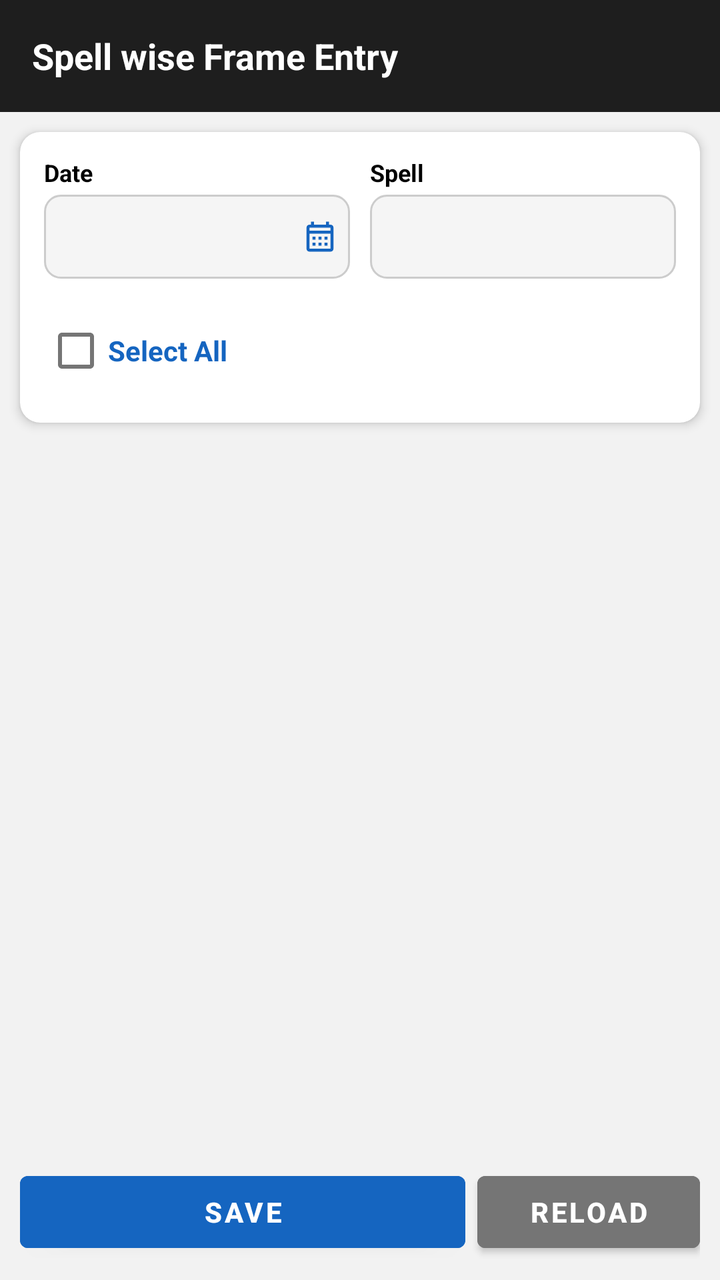
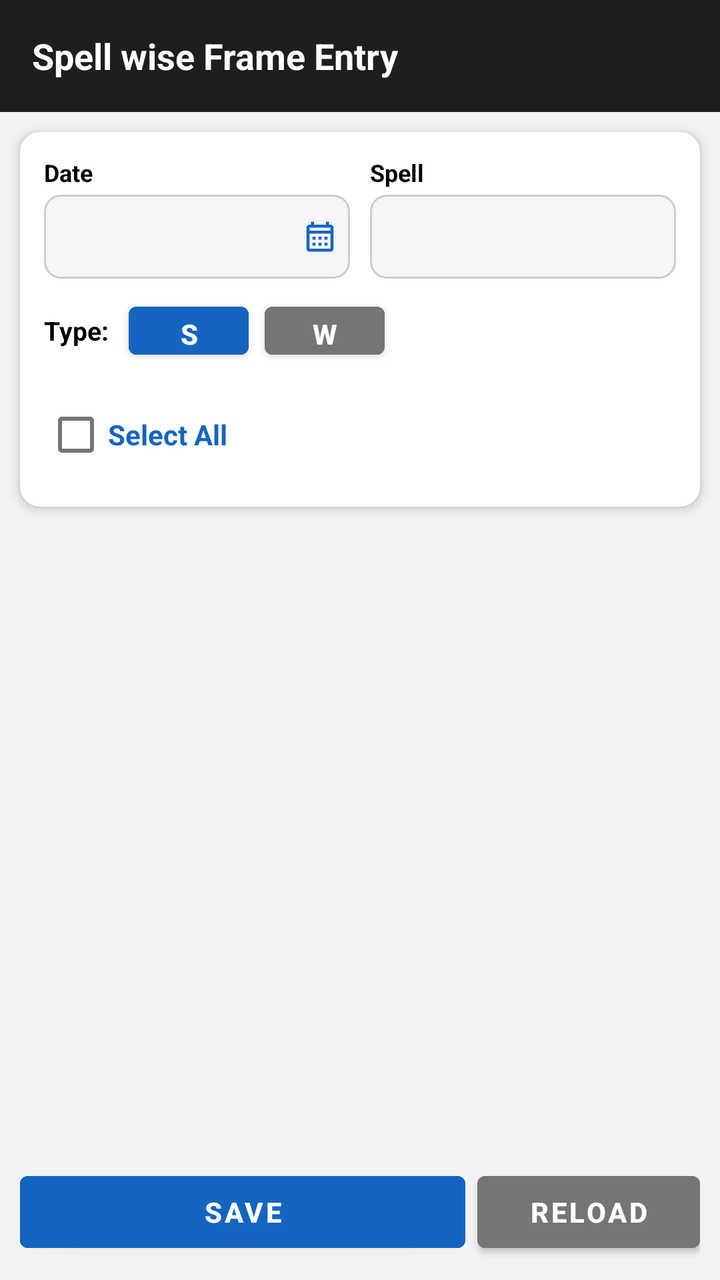

Screens rendered from an Android XML layout before and after an edit, with the pre-edit source and the edit as a unified diff.
<!-- AndroidManifest.xml: application theme Theme.MyHrms -->
<!-- res/layout/activity_spell_wise_frame_entry.xml -->
<?xml version="1.0" encoding="utf-8"?>
<LinearLayout xmlns:android="http://schemas.android.com/apk/res/android"
    xmlns:app="http://schemas.android.com/apk/res-auto"
    android:layout_width="match_parent"
    android:layout_height="match_parent"
    android:orientation="vertical"
    android:background="#F2F2F2">

    <androidx.appcompat.widget.Toolbar
        android:id="@+id/toolbar"
        android:layout_width="match_parent"
        android:layout_height="?attr/actionBarSize"
        android:background="#1E1E1E"
        app:titleTextColor="@color/white">
        <TextView
            android:layout_width="wrap_content"
            android:layout_height="wrap_content"
            android:text="Spell wise Frame Entry"
            android:textColor="#FFFFFF"
            android:textSize="18sp"
            android:textStyle="bold" />
    </androidx.appcompat.widget.Toolbar>

    
    <androidx.cardview.widget.CardView
        android:layout_width="match_parent"
        android:layout_height="wrap_content"
        android:layout_margin="10dp"
        app:cardCornerRadius="10dp"
        app:cardElevation="3dp"
        app:cardBackgroundColor="#FFFFFF">

        <LinearLayout
            android:layout_width="match_parent"
            android:layout_height="wrap_content"
            android:orientation="vertical"
            android:padding="12dp">

            
            <LinearLayout
                android:layout_width="match_parent"
                android:layout_height="wrap_content"
                android:orientation="horizontal"
                android:weightSum="2"
                android:layout_marginBottom="8dp">

                <LinearLayout
                    android:layout_width="0dp"
                    android:layout_height="wrap_content"
                    android:layout_weight="1"
                    android:orientation="vertical"
                    android:layout_marginEnd="5dp">
                    <TextView android:layout_width="wrap_content" android:layout_height="wrap_content"
                        android:text="Date" android:textColor="#000000" android:textSize="12sp"
                        android:textStyle="bold" android:layout_marginBottom="3dp"/>
                    <LinearLayout
                        android:id="@+id/btnEntryDate"
                        android:layout_width="match_parent"
                        android:layout_height="42dp"
                        android:background="@drawable/bg_input_rounded_light"
                        android:gravity="center_vertical"
                        android:orientation="horizontal"
                        android:paddingStart="10dp"
                        android:paddingEnd="6dp">
                        <TextView
                            android:id="@+id/tvEntryDate"
                            android:layout_width="0dp"
                            android:layout_height="wrap_content"
                            android:layout_weight="1"
                            android:textColor="#000000"
                            android:textSize="13sp" />
                        <ImageView android:layout_width="18dp" android:layout_height="18dp"
                            android:src="@drawable/ic_calendar" app:tint="#1565C0" />
                    </LinearLayout>
                </LinearLayout>

                <LinearLayout
                    android:layout_width="0dp"
                    android:layout_height="wrap_content"
                    android:layout_weight="1"
                    android:orientation="vertical"
                    android:layout_marginStart="5dp">
                    <TextView android:layout_width="wrap_content" android:layout_height="wrap_content"
                        android:text="Spell" android:textColor="#000000" android:textSize="12sp"
                        android:textStyle="bold" android:layout_marginBottom="3dp"/>
                    <Spinner
                        android:id="@+id/spEntrySpell"
                        android:layout_width="match_parent"
                        android:layout_height="42dp"
                        android:background="@drawable/bg_input_rounded_light"
                        android:paddingStart="8dp" />
                </LinearLayout>
            </LinearLayout>

            
            <LinearLayout
                android:layout_width="match_parent"
                android:layout_height="wrap_content"
                android:orientation="horizontal"
                android:gravity="center_vertical"
                android:layout_marginTop="4dp">

                <CheckBox
                    android:id="@+id/cbSelectAll"
                    android:layout_width="wrap_content"
                    android:layout_height="wrap_content"
                    android:text="Select All"
                    android:textColor="#1565C0"
                    android:textStyle="bold" />

                <TextView
                    android:id="@+id/tvSelectedCount"
                    android:layout_width="0dp"
                    android:layout_height="wrap_content"
                    android:layout_weight="1"
                    android:gravity="end"
                    android:textColor="#2E7D32"
                    android:textStyle="bold"
                    android:textSize="13sp" />
            </LinearLayout>
        </LinearLayout>
    </androidx.cardview.widget.CardView>

    
    <FrameLayout
        android:layout_width="match_parent"
        android:layout_height="0dp"
        android:layout_weight="1"
        android:layout_marginHorizontal="10dp">

        <androidx.recyclerview.widget.RecyclerView
            android:id="@+id/rvFrames"
            android:layout_width="match_parent"
            android:layout_height="match_parent"
            android:clipToPadding="false"
            android:paddingBottom="8dp" />

        <ProgressBar
            android:id="@+id/progressBar"
            android:layout_width="wrap_content"
            android:layout_height="wrap_content"
            android:layout_gravity="center"
            android:visibility="gone" />

        <TextView
            android:id="@+id/tvEmpty"
            android:layout_width="match_parent"
            android:layout_height="wrap_content"
            android:layout_gravity="center"
            android:text="No frames available for this branch"
            android:gravity="center"
            android:textColor="#888888"
            android:textSize="13sp"
            android:padding="16dp"
            android:visibility="gone" />
    </FrameLayout>

    
    <LinearLayout
        android:layout_width="match_parent"
        android:layout_height="wrap_content"
        android:orientation="horizontal"
        android:padding="10dp"
        android:weightSum="3">

        <Button
            android:id="@+id/btnSave"
            android:layout_width="0dp"
            android:layout_weight="2"
            android:layout_height="48dp"
            android:text="SAVE"
            android:textColor="#FFFFFF"
            android:backgroundTint="#1565C0"
            android:textStyle="bold"
            android:layout_marginEnd="6dp" />

        <Button
            android:id="@+id/btnReload"
            android:layout_width="0dp"
            android:layout_weight="1"
            android:layout_height="48dp"
            android:text="RELOAD"
            android:textColor="#FFFFFF"
            android:backgroundTint="#757575"
            android:textStyle="bold" />
    </LinearLayout>

</LinearLayout>
<!-- resources referenced by this layout -->
<resources>
  <color name="white">#FFFFFFFF</color>
  <!-- drawable bg_input_rounded_light (drawable) -->
  <?xml version="1.0" encoding="utf-8"?>
  <shape xmlns:android="http://schemas.android.com/apk/res/android"
      android:shape="rectangle">
      <solid android:color="#F5F5F5" />
      <corners android:radius="8dp" />
      <stroke
          android:width="1dp"
          android:color="#CCCCCC" />
  </shape>
  <!-- drawable ic_calendar (drawable) -->
  <?xml version="1.0" encoding="utf-8"?>
  <vector xmlns:android="http://schemas.android.com/apk/res/android"
      android:width="24dp"
      android:height="24dp"
      android:viewportWidth="24"
      android:viewportHeight="24">
      <path
          android:fillColor="#FFFFFF"
          android:pathData="M19,4h-1V2h-2v2H8V2H6v2H5C3.89,4 3.01,4.9 3.01,6L3,20c0,1.1 0.89,2 2,2h14c1.1,0 2,-0.9 2,-2V6C21,4.9 20.1,4 19,4zM19,20H5V10h14V20zM19,8H5V6h14V8zM9,14H7v-2h2V14zM13,14h-2v-2h2V14zM17,14h-2v-2h2V14zM9,18H7v-2h2V18zM13,18h-2v-2h2V18zM17,18h-2v-2h2V18z" />
  </vector>
  <style name="Theme.MyHrms" parent="Theme.MaterialComponents.DayNight.NoActionBar">
          
          <item name="colorPrimary">@color/toolbar_dark_blue</item>
          <item name="colorPrimaryVariant">@color/toolbar_dark_blue</item>
          <item name="colorOnPrimary">@color/white</item>
          
          <item name="colorSecondary">@color/teal_200</item>
          <item name="colorSecondaryVariant">@color/teal_700</item>
          <item name="colorOnSecondary">@color/black</item>
          
          <item name="android:statusBarColor">@color/toolbar_dark_blue</item>
          
      </style>
  <color name="toolbar_dark_blue">#003B5C</color>
  <color name="teal_200">#FF03DAC5</color>
  <color name="teal_700">#FF018786</color>
  <color name="black">#FF000000</color>
</resources>

<!-- the commit's change to res/layout/activity_spell_wise_frame_entry.xml (unified diff, before → after) -->
@@ -98,6 +98,49 @@
                 android:layout_height="wrap_content"
                 android:orientation="horizontal"
                 android:gravity="center_vertical"
+                android:layout_marginBottom="6dp">
+
+                <TextView
+                    android:layout_width="wrap_content"
+                    android:layout_height="wrap_content"
+                    android:text="Type:"
+                    android:textColor="#000000"
+                    android:textStyle="bold"
+                    android:textSize="13sp"
+                    android:layout_marginEnd="10dp"/>
+
+                <Button
+                    android:id="@+id/btnTypeSpinning"
+                    android:layout_width="wrap_content"
+                    android:layout_height="36dp"
+                    android:text="S"
+                    android:textColor="#FFFFFF"
+                    android:backgroundTint="#1565C0"
+                    android:textStyle="bold"
+                    android:minWidth="60dp"
+                    android:layout_marginEnd="8dp"
+                    style="?attr/materialButtonStyle"/>
+
+                <Button
+                    android:id="@+id/btnTypeWinding"
+                    android:layout_width="wrap_content"
+                    android:layout_height="36dp"
+                    android:text="W"
+                    android:textColor="#FFFFFF"
+                    android:backgroundTint="#757575"
+                    android:textStyle="bold"
+                    android:minWidth="60dp"
+                    style="?attr/materialButtonStyle"/>
+
+            </LinearLayout>
+
+            
+            <LinearLayout
+                android:id="@+id/rowSelectAll"
+                android:layout_width="match_parent"
+                android:layout_height="wrap_content"
+                android:orientation="horizontal"
+                android:gravity="center_vertical"
                 android:layout_marginTop="4dp">
 
                 <CheckBox
@@ -118,22 +161,164 @@
                     android:textStyle="bold"
                     android:textSize="13sp" />
             </LinearLayout>
+
         </LinearLayout>
     </androidx.cardview.widget.CardView>
 
     
+    <androidx.cardview.widget.CardView
+        android:id="@+id/cardWindingForm"
+        android:layout_width="match_parent"
+        android:layout_height="wrap_content"
+        android:layout_marginHorizontal="10dp"
+        android:layout_marginBottom="6dp"
+        android:visibility="gone"
+        app:cardCornerRadius="10dp"
+        app:cardElevation="3dp"
+        app:cardBackgroundColor="#FFFFFF">
+
+        <LinearLayout
+            android:layout_width="match_parent"
+            android:layout_height="wrap_content"
+            android:orientation="vertical"
+            android:padding="12dp">
+
+            
+            <LinearLayout
+                android:layout_width="match_parent"
+                android:layout_height="wrap_content"
+                android:orientation="horizontal"
+                android:weightSum="2"
+                android:layout_marginBottom="8dp">
+
+                <LinearLayout
+                    android:layout_width="0dp"
+                    android:layout_weight="1"
+                    android:layout_height="wrap_content"
+                    android:orientation="vertical"
+                    android:layout_marginEnd="5dp">
+                    <TextView android:layout_width="wrap_content" android:layout_height="wrap_content"
+                        android:text="EB No" android:textColor="#000000" android:textSize="12sp"
+                        android:textStyle="bold" android:layout_marginBottom="3dp"/>
+                    <EditText
+                        android:id="@+id/etEbNo"
+                        android:layout_width="match_parent"
+                        android:layout_height="42dp"
+                        android:background="@drawable/bg_input_rounded_light"
+                        android:paddingStart="10dp"
+                        android:inputType="number"
+                        android:imeOptions="actionNext"
+                        android:textColor="#000000"
+                        android:textSize="14sp"
+                        android:hint="Enter EB No"
+                        android:textColorHint="#AAAAAA"/>
+                </LinearLayout>
+
+                <LinearLayout
+                    android:layout_width="0dp"
+                    android:layout_weight="1"
+                    android:layout_height="wrap_content"
+                    android:orientation="vertical"
+                    android:layout_marginStart="5dp">
+                    <TextView android:layout_width="wrap_content" android:layout_height="wrap_content"
+                        android:text="Name" android:textColor="#000000" android:textSize="12sp"
+                        android:textStyle="bold" android:layout_marginBottom="3dp"/>
+                    <TextView
+                        android:id="@+id/tvEbName"
+                        android:layout_width="match_parent"
+                        android:layout_height="42dp"
+                        android:background="@drawable/bg_input_rounded_light"
+                        android:paddingStart="10dp"
+                        android:gravity="center_vertical"
+                        android:textColor="#000000"
+                        android:textSize="13sp"
+                        android:hint="Auto fill"
+                        android:textColorHint="#AAAAAA"/>
+                </LinearLayout>
+            </LinearLayout>
+
+            
+            <LinearLayout
+                android:layout_width="match_parent"
+                android:layout_height="wrap_content"
+                android:orientation="vertical"
+                android:layout_marginBottom="10dp">
+                <TextView android:layout_width="wrap_content" android:layout_height="wrap_content"
+                    android:text="Quality" android:textColor="#000000" android:textSize="12sp"
+                    android:textStyle="bold" android:layout_marginBottom="3dp"/>
+                <Spinner
+                    android:id="@+id/spWindingQuality"
+                    android:layout_width="match_parent"
+                    android:layout_height="42dp"
+                    android:background="@drawable/bg_input_rounded_light"
+                    android:paddingStart="8dp"/>
+            </LinearLayout>
+
+            
+            <LinearLayout
+                android:layout_width="match_parent"
+                android:layout_height="wrap_content"
+                android:orientation="horizontal"
+                android:weightSum="2">
+
+                <Button
+                    android:id="@+id/btnWindingSave"
+                    android:layout_width="0dp"
+                    android:layout_weight="1"
+                    android:layout_height="42dp"
+                    android:text="SAVE"
+                    android:textColor="#FFFFFF"
+                    android:backgroundTint="#1565C0"
+                    android:textStyle="bold"
+                    android:layout_marginEnd="6dp"/>
+
+                <Button
+                    android:id="@+id/btnWindingClear"
+                    android:layout_width="0dp"
+                    android:layout_weight="1"
+                    android:layout_height="42dp"
+                    android:text="CLEAR"
+                    android:textColor="#FFFFFF"
+                    android:backgroundTint="#757575"
+                    android:textStyle="bold"/>
+            </LinearLayout>
+
+        </LinearLayout>
+    </androidx.cardview.widget.CardView>
+
+    
     <FrameLayout
+        android:id="@+id/layoutSpinningList"
         android:layout_width="match_parent"
         android:layout_height="0dp"
         android:layout_weight="1"
         android:layout_marginHorizontal="10dp">
 
-        <androidx.recyclerview.widget.RecyclerView
-            android:id="@+id/rvFrames"
+        <LinearLayout
             android:layout_width="match_parent"
             android:layout_height="match_parent"
-            android:clipToPadding="false"
-            android:paddingBottom="8dp" />
+            android:orientation="vertical">
+
+            
+            <TextView
+                android:id="@+id/tvSpinningFallback"
+                android:layout_width="match_parent"
+                android:layout_height="wrap_content"
+                android:background="#FFF3E0"
+                android:textColor="#E65100"
+                android:textSize="12sp"
+                android:padding="6dp"
+                android:gravity="center"
+                android:visibility="gone"/>
+
+            <androidx.recyclerview.widget.RecyclerView
+                android:id="@+id/rvFrames"
+                android:layout_width="match_parent"
+                android:layout_height="0dp"
+                android:layout_weight="1"
+                android:clipToPadding="false"
+                android:paddingBottom="8dp" />
+        </LinearLayout>
 
         <ProgressBar
             android:id="@+id/progressBar"
@@ -154,6 +339,37 @@
             android:padding="16dp"
             android:visibility="gone" />
     </FrameLayout>
+
+    
+    <LinearLayout
+        android:id="@+id/layoutWindingList"
+        android:layout_width="match_parent"
+        android:layout_height="0dp"
+        android:layout_weight="1"
+        android:orientation="vertical"
+        android:layout_marginHorizontal="10dp"
+        android:visibility="gone">
+
+        
+        <TextView
+            android:id="@+id/tvWindingFallback"
+            android:layout_width="match_parent"
+            android:layout_height="wrap_content"
+            android:background="#FFF3E0"
+            android:textColor="#E65100"
+            android:textSize="12sp"
+            android:padding="6dp"
+            android:gravity="center"
+            android:visibility="gone"/>
+
+        <androidx.recyclerview.widget.RecyclerView
+            android:id="@+id/rvWindingEntries"
+            android:layout_width="match_parent"
+            android:layout_height="match_parent"
+            android:clipToPadding="false"
+            android:paddingBottom="8dp" />
+
+    </LinearLayout>
 
     
     <LinearLayout
